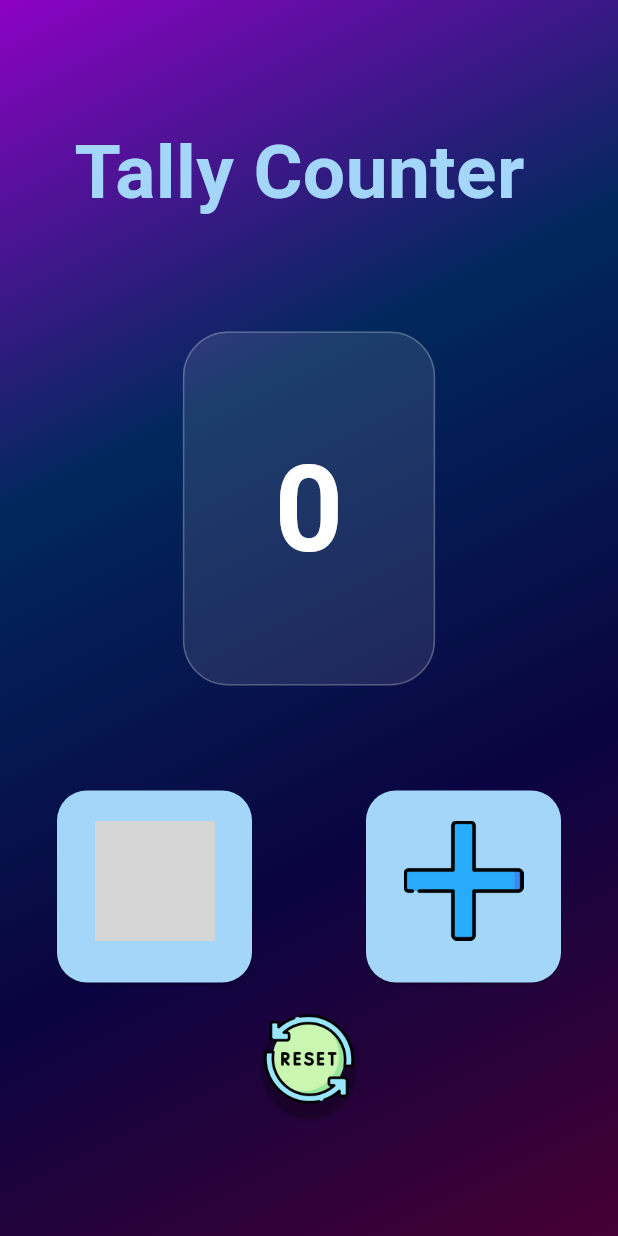
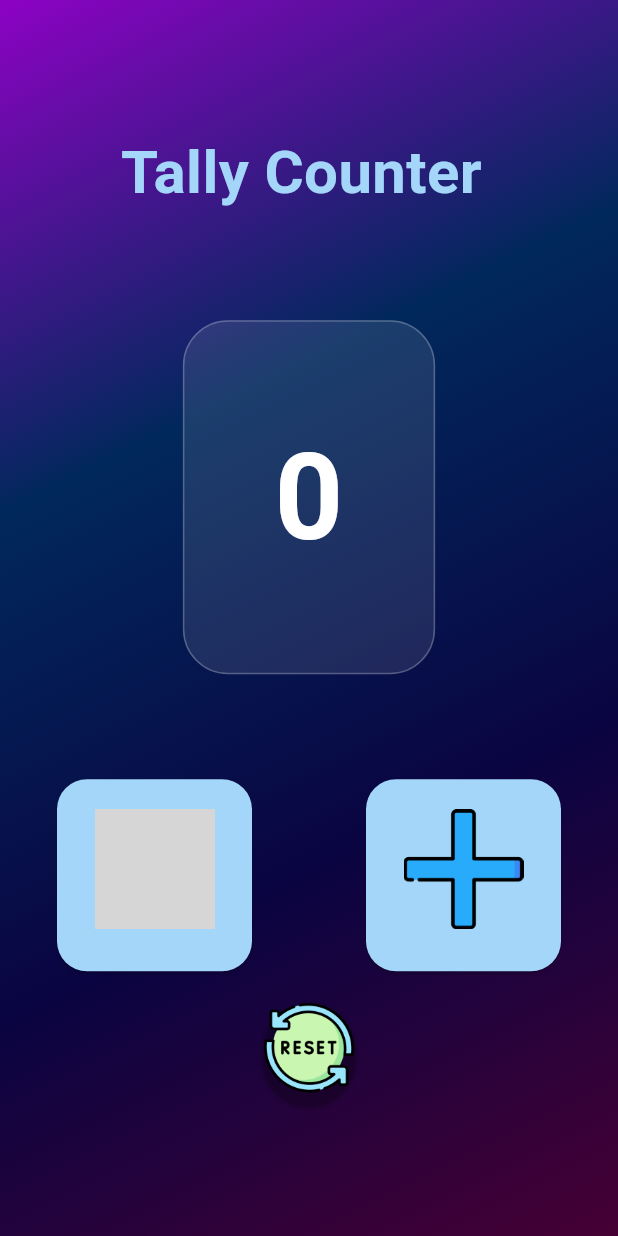
Before and after one commit to iammuhammadhassan/tally_task, a Flutter app: the Counter screen opened directly, on a phone screen of 412 x 824 dp. Run offline on Flutter 3.47's test engine with Material 3 defaults, Android fonts, the phone set to English and light mode, and no system bars; Roboto replaces fonts that are missing (Noto2); grey boxes are pictures that could not be loaded.

Commit message:
Fixed Some bugs

```diff
--- a/lib/main.dart
+++ b/lib/main.dart
@@ -1,5 +1,5 @@
 import 'package:flutter/material.dart';
-import 'package:tally_task/screens/counter.dart';
+
 
 // ignore: unused_import
 import 'package:tally_task/screens/login_screen.dart';
@@ -14,6 +14,7 @@ class MyApp extends StatelessWidget {
   @override
   Widget build(BuildContext context) {
     return MaterialApp(
+      debugShowCheckedModeBanner: false,
       home: LoginScreen(),
     );
   }
--- a/lib/screens/counter.dart
+++ b/lib/screens/counter.dart
@@ -1,3 +1,5 @@
+// ignore_for_file: deprecated_member_use
+
 import 'package:flutter/material.dart';
 
 class Counter extends StatefulWidget {
@@ -33,13 +35,15 @@ class _CounterState extends State<Counter> {
           child: Column(
             mainAxisAlignment: MainAxisAlignment.center,
             children: [
-              Text(
-                "Tally Counter ",
-                style: TextStyle(
-                  fontFamily: 'Noto2',
-                  color: const Color.fromARGB(255, 163, 214, 248),
-                  fontSize: 50,
-                  fontWeight: FontWeight.bold,
+              Center(
+                child: Text(
+                  "Tally Counter ",
+                  style: TextStyle(
+                    fontFamily: 'Noto2',
+                    color: const Color.fromARGB(255, 163, 214, 248),
+                    fontSize: 40,
+                    fontWeight: FontWeight.bold,
+                  ),
                 ),
               ),
               SizedBox(height: 40),
```
